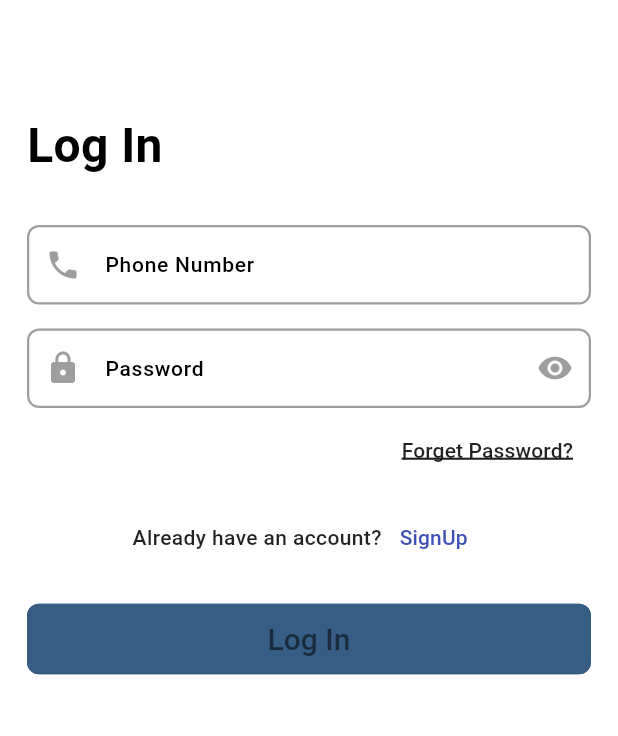
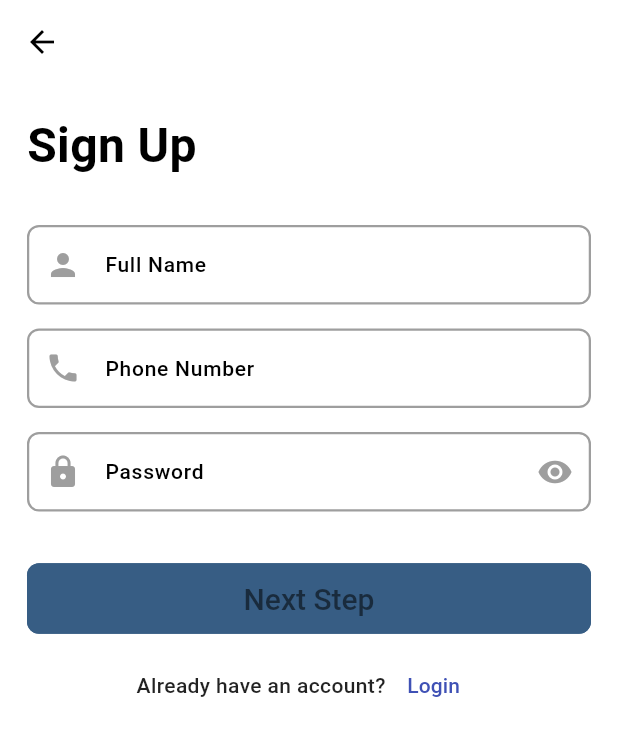
Before and after one commit to BavleyA/Gofix, a Flutter app: the screen it shows after launch, after a tap on "SignUp", on a phone screen of 412 x 824 dp. Shown: the top 736 px of the screen. Run offline on Flutter 3.47's test engine with Material 3 defaults, Android fonts, the phone set to English and light mode, and no system bars.

Commit message:
- update login screen ui - add sign up screen - add name validator

```diff
--- a/lib/core/utils/validators.dart
+++ b/lib/core/utils/validators.dart
@@ -20,6 +20,17 @@ class Validator{
     }
     return null;
   }
+
+  static String? validateName(String? value) {
+    if (value == null || value.isEmpty) {
+      return 'Name cannot be empty';
+    }
+    if (value.length < 2) {
+      return 'Name must be more than 2 characters';
+    }
+    return null;
+  }
+
   static String? validatePhone(String? value) {
     if (value == null || value.isEmpty) {
       return 'Phone number cannot be empty';
--- a/lib/features/Login/presentation/views/login_screen.dart
+++ b/lib/features/Login/presentation/views/login_screen.dart
@@ -3,9 +3,10 @@ import 'package:gofix/core/constants/app_strings.dart';
 import 'package:gofix/core/constants/app_text_style.dart';
 import 'package:gofix/core/utils/helper.dart';
 import 'package:gofix/core/utils/validators.dart';
-import 'package:gofix/features/Login/presentation/widgets/already_have_an_account.dart';
+import 'package:gofix/features/Login/presentation/widgets/do_not_have_an_account.dart';
 import 'package:gofix/features/Login/presentation/widgets/elevated_button.dart';
 import 'package:gofix/features/Login/presentation/widgets/forget_password.dart';
+import 'package:gofix/features/VerifyOTP/presentation/views/sign_up_screen.dart';
 
 import '../../../../core/constants/app_text_form_field_theme.dart';
 import '../widgets/custom_text_form_field.dart';
@@ -19,6 +20,8 @@ class LoginScreen extends StatefulWidget {
 
 class _LoginScreenState extends State<LoginScreen> {
   final _formKey = GlobalKey<FormState>();
+
+  final TextEditingController emailController = TextEditingController();
 
   final TextEditingController phoneController = TextEditingController();
 
@@ -85,12 +88,7 @@ class _LoginScreenState extends State<LoginScreen> {
 
                       const SizedBox(height: 4,),
 
-
                       ForgetPass(dark: dark),
-
-                      const SizedBox(height: 10,),
-
-                      AlreadyHaveAnAccount(dark: dark),
 
                       const SizedBox(height: 20,),
 
@@ -101,6 +99,10 @@ class _LoginScreenState extends State<LoginScreen> {
                           phone: phoneController.text,
                           password: passwordController.text,
                       ),
+
+                      const SizedBox(height: 10,),
+
+                      DontHaveanAccount(dark: dark),
 
 
                     ],
--- a/lib/features/Login/presentation/widgets/already_have_an_account.dart
+++ b/lib/features/Login/presentation/widgets/do_not_have_an_account.dart
@@ -2,9 +2,10 @@ import 'package:flutter/material.dart';
 
 import '../../../../core/constants/app_strings.dart';
 import '../../../../core/constants/app_text_style.dart';
+import '../../../VerifyOTP/presentation/views/sign_up_screen.dart';
 
-class AlreadyHaveAnAccount extends StatelessWidget {
-  const AlreadyHaveAnAccount({
+class DontHaveanAccount extends StatelessWidget {
+  const DontHaveanAccount({
     super.key,
     required this.dark,
   });
@@ -19,11 +20,15 @@ class AlreadyHaveAnAccount extends StatelessWidget {
         Align(
           alignment: Alignment.center,
           child: Text(
-            AppStrings.alreadyHaveAccountText,
+            AppStrings.dontHaveAccountText,
             style: dark ? AppTextTheme.darkTextTheme.bodyLarge : AppTextTheme.lightTextTheme.bodyLarge,
           ),
         ),
-        TextButton(onPressed: (){},
+        TextButton(onPressed: (){
+          Navigator.push(context,
+              MaterialPageRoute(builder: (context) => SignUpScreen(),
+              ));
+        },
             child: Text(
               'SignUp',
               style: dark
--- /dev/null
+++ b/lib/features/VerifyOTP/presentation/views/sign_up_screen.dart
@@ -0,0 +1,136 @@
+import 'package:flutter/material.dart';
+import 'package:gofix/features/VerifyOTP/presentation/widgets/already_have_an_account.dart';
+import 'package:gofix/features/VerifyOTP/presentation/widgets/sign_up_elevated_button.dart';
+
+import '../../../../core/constants/app_strings.dart';
+import '../../../../core/constants/app_text_style.dart';
+import '../../../../core/utils/helper.dart';
+import '../../../../core/utils/validators.dart';
+import '../../../Login/presentation/widgets/custom_text_form_field.dart';
+import '../../../Login/presentation/widgets/elevated_button.dart';
+
+class SignUpScreen extends StatefulWidget {
+  const SignUpScreen({super.key});
+
+  @override
+  State<SignUpScreen> createState() => _SignUpScreenState();
+}
+
+class _SignUpScreenState extends State<SignUpScreen> {
+
+  final _formKey = GlobalKey<FormState>();
+
+  final TextEditingController nameController = TextEditingController();
+
+  final TextEditingController emailController = TextEditingController();
+
+  final TextEditingController phoneController = TextEditingController();
+
+  final TextEditingController passwordController = TextEditingController();
+
+  bool isPassword = true;
+
+  @override
+  Widget build(BuildContext context) {
+    final dark = Helper.isDarkMode(context);
+    return Scaffold(
+      appBar: AppBar(),
+      body: SingleChildScrollView(
+          child: Padding(
+            padding: const EdgeInsets.all(18.0),
+            child: Column(
+              crossAxisAlignment: CrossAxisAlignment.start,
+              children: [
+                Column(
+                  crossAxisAlignment: CrossAxisAlignment.start,
+                  children: [
+                    Text(
+                      'Sign Up',
+                      style: dark ? AppTextTheme.darkTextTheme.headlineLarge : AppTextTheme.lightTextTheme.headlineLarge,
+
+                    )
+                  ],
+                ),
+
+                const SizedBox(height: 30,),
+
+                Form(
+                  key: _formKey,
+                  child: Column(
+                    children: [
+
+
+                      CustomTextFormField(
+                        dark: dark,
+                        labelText: AppStrings.fullNameHint,
+                        keyboardType: TextInputType.text,
+                        // hintText: AppStrings.phoneNumberHint,
+                        controller: nameController,
+                        onChanged: (value){},
+                        validator: (value) => Validator.validateName(value),
+                        icon: Icons.person,
+                      ),
+
+                      const SizedBox(height: 16),
+
+                      CustomTextFormField(
+                        dark: dark,
+                        labelText: AppStrings.phoneNumberHint,
+                        keyboardType: TextInputType.phone,
+                        // hintText: AppStrings.phoneNumberHint,
+                        controller: phoneController,
+                        onChanged: (value){},
+                        validator: (value) => Validator.validatePhone(value),
+                        icon: Icons.phone,
+                      ),
+
+                      const SizedBox(height: 16),
+
+
+                      CustomTextFormField(
+                        dark: dark,
+                        labelText: AppStrings.passwordHint,
+                        // hintText: AppStrings.passwordHint,
+                        controller: passwordController,
+                        keyboardType: TextInputType.text,
+                        onChanged: (value){},
+                        validator: (value) => Validator.validatePassword(value),
+                        icon: Icons.lock,
+                        obscureText: isPassword,
+                        suffixIcon: isPassword
+                            ? Icons.visibility
+                            : Icons.visibility_off,
+                      ),
+
+                      const SizedBox(height: 4,),
+
+
+                      const SizedBox(height: 10,),
+
+
+                      const SizedBox(height: 20,),
+
+                      SignUpElevatedAuthButton(
+                        onPressed: (){},
+                        dark: dark,
+                        text: AppStrings.nextStepText,
+                        name: nameController.text,
+                        phone: phoneController.text,
+                        password: passwordController.text,
+                      ),
+
+                      SizedBox(height: 10,),
+
+                      AlreadyHaveanAccount(dark: dark),
+
+                    ],
+                  ),
+                )
+
+              ],
+            ),
+          )
+      ),
+    );
+  }
+}
--- /dev/null
+++ b/lib/features/VerifyOTP/presentation/widgets/already_have_an_account.dart
@@ -0,0 +1,47 @@
+import 'package:flutter/material.dart';
+import 'package:gofix/features/Login/presentation/views/login_screen.dart';
+
+import '../../../../core/constants/app_strings.dart';
+import '../../../../core/constants/app_text_style.dart';
+import '../../../VerifyOTP/presentation/views/sign_up_screen.dart';
+
+class AlreadyHaveanAccount extends StatelessWidget {
+  const AlreadyHaveanAccount({
+    super.key,
+    required this.dark,
+  });
+
+  final bool dark;
+
+  @override
+  Widget build(BuildContext context) {
+    return Row(
+      mainAxisAlignment: MainAxisAlignment.center,
+      children: [
+        Align(
+          alignment: Alignment.center,
+          child: Text(
+            AppStrings.alreadyHaveAccountText,
+            style: dark ? AppTextTheme.darkTextTheme.bodyLarge : AppTextTheme.lightTextTheme.bodyLarge,
+          ),
+        ),
+        TextButton(onPressed: (){
+          Navigator.push(context,
+              MaterialPageRoute(builder: (context) => LoginScreen(),
+              ));
+        },
+            child: Text(
+                'Login',
+                style: dark
+                    ? AppTextTheme.darkTextTheme.bodyLarge?.copyWith(
+                    color: Colors.indigo
+                )
+                    : AppTextTheme.lightTextTheme.bodyLarge?.copyWith(
+                    color: Colors.indigo
+                )
+            )
+        ),
+      ],
+    );
+  }
+}
--- /dev/null
+++ b/lib/features/VerifyOTP/presentation/widgets/sign_up_elevated_button.dart
@@ -0,0 +1,37 @@
+import 'package:flutter/material.dart';
+
+import '../../../../core/constants/app_strings.dart';
+import '../../../../core/constants/app_text_style.dart';
+
+class SignUpElevatedAuthButton extends StatelessWidget {
+  const SignUpElevatedAuthButton({
+    super.key,
+
+    required this.dark,
+    required this.text,
+    required this.name,
+    required this.phone,
+    required this.password,
+    required this.onPressed,
+  });
+
+  final bool dark;
+  final String text;
+  final String name;
+  final String phone;
+  final String password;
+  final VoidCallback onPressed;
+
+  @override
+  Widget build(BuildContext context) {
+    return SizedBox(
+      width: double.infinity,
+      child: ElevatedButton(
+          onPressed: onPressed,
+          child: Text(
+            text,
+            style:dark ? AppTextTheme.darkTextTheme.displaySmall : AppTextTheme.lightTextTheme.displaySmall,
+          )),
+    );
+  }
+}
```
Also changed, not shown: lib/features/VerifyOTP/presentation/views/verify_otp_screen.dart (added).
